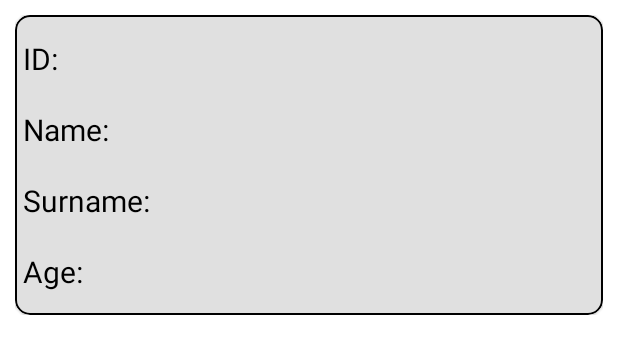
After one commit to vaqiftaqiyev13/Matrix-4-App, an Android app: the layout list_item.xml on its own in the app's theme, with its tools: preview values and no code run, on a phone screen of 412 x 824 dp. The commit adds this screen. Shown: the top 354 px of the screen. Run offline under Robolectric (Android 15) with nearby library versions, the phone set to English and light mode, and no system bars.

Commit message:
[MASTER] Added adapter file

```diff
--- /dev/null
+++ b/app/src/main/java/com/vagif_tagiyev/customalertdialogmatrix4app/adapter/Adapter.kt
@@ -0,0 +1,35 @@
+package com.vagif_tagiyev.customalertdialogmatrix4app.adapter
+
+import android.content.Context
+import android.view.LayoutInflater
+import android.view.View
+import android.view.ViewGroup
+import androidx.recyclerview.widget.RecyclerView
+import androidx.recyclerview.widget.RecyclerView.ViewHolder
+import com.vagif_tagiyev.customalertdialogmatrix4app.databinding.ListItemBinding
+import com.vagif_tagiyev.customalertdialogmatrix4app.model.Person
+
+class Adapter(private val context: Context, private val personList: List<Person>) :
+    RecyclerView.Adapter<Adapter.ViewHolder>() {
+
+    inner class ViewHolder(val holderBinding: ListItemBinding) :
+        RecyclerView.ViewHolder(holderBinding.root)
+
+    override fun onCreateViewHolder(parent: ViewGroup, viewType: Int): ViewHolder {
+        return ViewHolder(ListItemBinding.inflate(LayoutInflater.from(context), parent, false))
+    }
+
+    override fun onBindViewHolder(holder: ViewHolder, position: Int) {
+        val person = personList[position]
+        holder.holderBinding.also {
+            it.itemId.text = person.personID.toString()
+            it.itemName.text = person.personName
+            it.itemSurname.text = person.personSurname
+            it.itemAge.text = person.personAge.toString()
+        }
+    }
+
+    override fun getItemCount() = personList.size
+
+
+}
--- a/app/src/main/java/com/vagif_tagiyev/customalertdialogmatrix4app/dialog/AddDialogFragment.kt
+++ b/app/src/main/java/com/vagif_tagiyev/customalertdialogmatrix4app/dialog/AddDialogFragment.kt
@@ -6,9 +6,6 @@ import android.view.LayoutInflater
 import android.view.View
 import android.view.ViewGroup
 import com.vagif_tagiyev.customalertdialogmatrix4app.R
-
-
-
 class AddDialogFragment : Fragment() {
 
     override fun onCreateView(
--- a/app/src/main/res/layout/fragment_add_dialog.xml
+++ b/app/src/main/res/layout/fragment_add_dialog.xml
@@ -20,6 +20,7 @@
             android:id="@+id/name_edit_txt"
             android:layout_width="match_parent"
             android:layout_height="wrap_content"
+            android:inputType="text"
             />
     </com.google.android.material.textfield.TextInputLayout>
 
@@ -37,6 +38,7 @@
             android:id="@+id/surname_edit_txt"
             android:layout_width="match_parent"
             android:layout_height="wrap_content"
+            android:inputType="text"
             />
     </com.google.android.material.textfield.TextInputLayout>
 
@@ -54,19 +56,20 @@
             android:id="@+id/age_edit_txt"
             android:layout_width="match_parent"
             android:layout_height="wrap_content"
+            android:inputType="number"
             />
     </com.google.android.material.textfield.TextInputLayout>
 
 
     <com.google.android.material.button.MaterialButton
+        android:id="@+id/add_btn"
         android:layout_width="match_parent"
         android:layout_height="wrap_content"
         android:layout_margin="15dp"
         android:backgroundTint="#195b8a"
         android:text="@string/add"
-        android:textSize="20sp"
-        android:textAllCaps="false"/>
-
+        android:textAllCaps="false"
+        android:textSize="20sp" />
 
 
 </LinearLayout>
--- /dev/null
+++ b/app/src/main/res/layout/list_item.xml
@@ -0,0 +1,142 @@
+<?xml version="1.0" encoding="utf-8"?>
+<LinearLayout xmlns:android="http://schemas.android.com/apk/res/android"
+    xmlns:app="http://schemas.android.com/apk/res-auto"
+    android:layout_width="match_parent"
+    android:layout_height="wrap_content"
+    android:orientation="vertical"
+    android:padding="10dp">
+
+    <com.google.android.material.card.MaterialCardView
+        android:id="@+id/item_card"
+        android:layout_width="match_parent"
+        android:layout_height="wrap_content"
+        android:backgroundTint="#E0E0E0"
+        app:strokeColor="@color/black"
+        app:strokeWidth="1dp"
+        app:cardCornerRadius="10dp"
+        >
+
+        <LinearLayout
+            android:layout_width="match_parent"
+            android:layout_height="wrap_content"
+            android:orientation="vertical"
+            android:padding="5dp"
+            >
+
+            <LinearLayout
+                android:layout_width="match_parent"
+                android:layout_height="wrap_content"
+                android:orientation="horizontal"
+                android:layout_marginBottom="10dp"
+                android:layout_marginTop="10dp">
+
+                <TextView
+                    android:layout_width="match_parent"
+                    android:layout_height="wrap_content"
+                    android:layout_weight="1"
+                    android:text="@string/id"
+                    android:textColor="@color/black"
+                    android:textSize="20sp" />
+
+                <TextView
+                    android:id="@+id/item_id"
+                    android:layout_width="match_parent"
+                    android:layout_height="wrap_content"
+                    android:layout_weight="1"
+                    android:text=""
+                    android:textSize="20sp" />
+
+            </LinearLayout>
+
+            <LinearLayout
+                android:layout_width="match_parent"
+                android:layout_height="wrap_content"
+                android:orientation="horizontal"
+                android:layout_marginTop="10dp"
+                android:layout_marginBottom="10dp"
+                >
+
+                <TextView
+                    android:layout_width="match_parent"
+                    android:layout_height="wrap_content"
+                    android:layout_weight="1"
+                    android:text="@string/name"
+                    android:textSize="20sp"
+                    android:textColor="@color/black"
+                    />
+
+                <TextView
+                    android:id="@+id/item_name"
+                    android:layout_width="match_parent"
+                    android:layout_height="wrap_content"
+                    android:layout_weight="1"
+                    android:text=""
+                    android:textSize="20sp" />
+
+            </LinearLayout>
+
+            <LinearLayout
+                android:layout_width="match_parent"
+                android:layout_height="wrap_content"
+                android:orientation="horizontal"
+                android:layout_marginTop="10dp"
+                android:layout_marginBottom="10dp"
+
+                >
+
+                <TextView
+                    android:layout_width="match_parent"
+                    android:layout_height="wrap_content"
+                    android:layout_weight="1"
+                    android:text="@string/surname"
+                    android:textSize="20sp"
+                    android:textColor="@color/black"
+                    />
+
+                <TextView
+                    android:id="@+id/item_surname"
+                    android:layout_width="match_parent"
+                    android:layout_height="wrap_content"
+                    android:layout_weight="1"
+                    android:text=""
+                    android:textSize="20sp" />
+
+            </LinearLayout>
+
+            <LinearLayout
+                android:layout_width="match_parent"
+                android:layout_height="wrap_content"
+                android:orientation="horizontal"
+                android:layout_marginTop="10dp"
+                android:layout_marginBottom="10dp"
+
+                >
+
+                <TextView
+                    android:layout_width="match_parent"
+                    android:layout_height="wrap_content"
+                    android:layout_weight="1"
+                    android:text="@string/age"
+                    android:textSize="20sp"
+                    android:textColor="@color/black"
+                    />
+
+                <TextView
+                    android:id="@+id/item_age"
+                    android:layout_width="match_parent"
+                    android:layout_height="wrap_content"
+                    android:layout_weight="1"
+                    android:text=""
+                    android:textSize="20sp" />
+
+            </LinearLayout>
+
+
+
+
+        </LinearLayout>
+
+
+    </com.google.android.material.card.MaterialCardView>
+
+</LinearLayout>
--- a/app/src/main/res/values/strings.xml
+++ b/app/src/main/res/values/strings.xml
@@ -6,4 +6,5 @@
     <string name="surname">Surname:</string>
     <string name="age">Age:</string>
     <string name="add">Add</string>
+    <string name="id">ID:</string>
 </resources>
```
